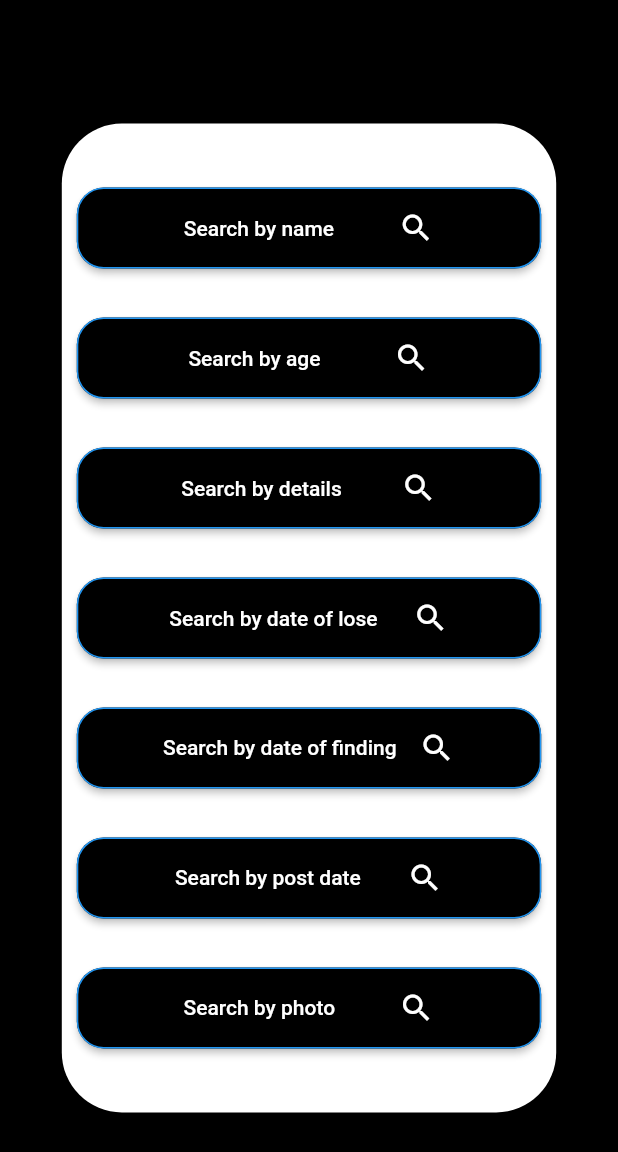
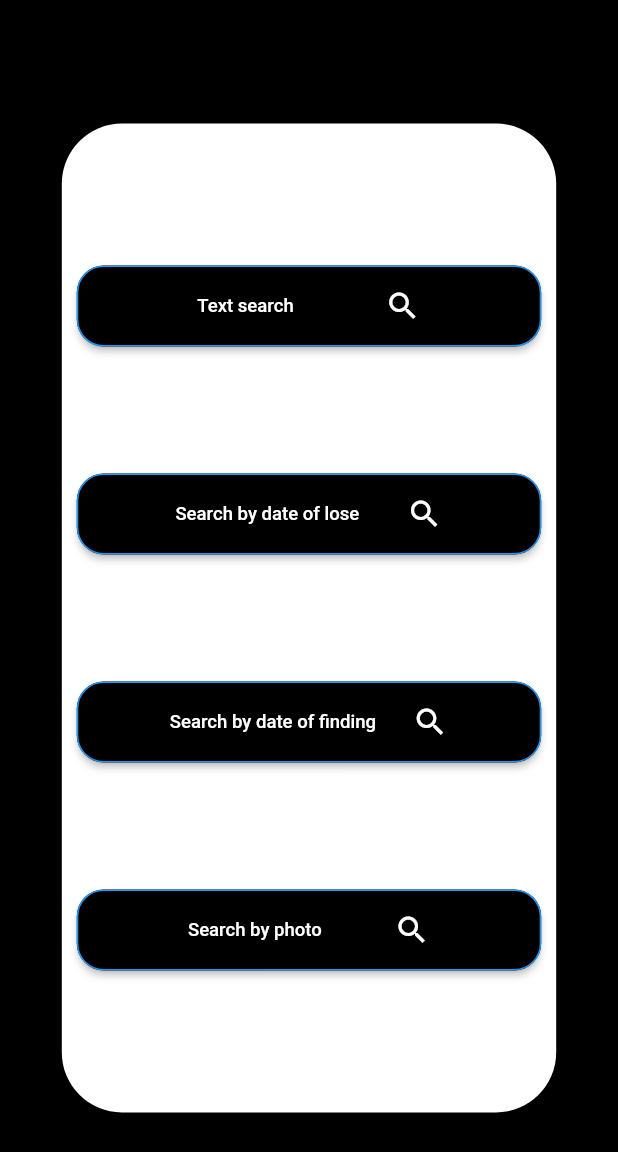
Before and after one commit to osamaOmran1917/Find-Me, a Flutter app: the SearchScreen screen opened by its route, on a phone screen of 412 x 824 dp. Shown: the top 1152 px of the screen. Run offline on Flutter 3.47's test engine with Material 2 defaults, Android fonts, the light colour scheme and no system bars; our stand-ins replace cloud_firestore, firebase_auth, firebase_core, image_picker, intl_phone_number_input; missing offline and left inert: flutter_animator; accounts and stored records are empty.

Commit message:
Text Search Done ✔

```diff
--- a/lib/ui/home/home_tab/search_screen/search_screen.dart
+++ b/lib/ui/home/home_tab/search_screen/search_screen.dart
@@ -1,5 +1,11 @@
+import 'package:find_me_ii/data_base/missing_person.dart';
 import 'package:find_me_ii/my_theme.dart';
 import 'package:flutter/material.dart';
+
+import '../../../../data_base/my_database.dart';
+import '../../../../shared_data.dart';
+import '../../latest_lost_tab/post_details.dart';
+import '../../latest_lost_tab/post_widget.dart';
 
 class SearchScreen extends StatelessWidget {
   static const String routeName = 'Search Screen';
@@ -21,62 +27,18 @@ class SearchScreen extends StatelessWidget {
             crossAxisAlignment: CrossAxisAlignment.stretch,
             children: [
               ElevatedButton(
-                onPressed: () {},
-                child: Row(
-                  mainAxisAlignment: MainAxisAlignment.spaceAround,
-                  children: [Text('Search by name'), Icon(Icons.search)],
-                ),
-                style: ButtonStyle(
-                  shape: MaterialStateProperty.all<RoundedRectangleBorder>(
-                      RoundedRectangleBorder(
-                          borderRadius: BorderRadius.circular(18.0),
-                          side: BorderSide(color: MyTheme.tertiaryColor))),
-                  backgroundColor:
-                      MaterialStateProperty.all(MyTheme.secondaryColor),
-                  padding: MaterialStateProperty.all(
-                      EdgeInsets.symmetric(horizontal: 50, vertical: 15)),
-                ),
-              ),
-              ElevatedButton(
-                onPressed: () {},
-                child: Row(
-                  mainAxisAlignment: MainAxisAlignment.spaceAround,
-                  children: [Text('Search by age'), Icon(Icons.search)],
-                ),
-                style: ButtonStyle(
-                  shape: MaterialStateProperty.all<RoundedRectangleBorder>(
-                      RoundedRectangleBorder(
-                          borderRadius: BorderRadius.circular(18.0),
-                          side: BorderSide(color: MyTheme.tertiaryColor))),
-                  backgroundColor:
-                      MaterialStateProperty.all(MyTheme.secondaryColor),
-                  padding: MaterialStateProperty.all(
-                      EdgeInsets.symmetric(horizontal: 50, vertical: 15)),
-                ),
-              ),
-              ElevatedButton(
-                onPressed: () {},
-                child: Row(
-                  mainAxisAlignment: MainAxisAlignment.spaceAround,
-                  children: [Text('Search by details'), Icon(Icons.search)],
-                ),
-                style: ButtonStyle(
-                  shape: MaterialStateProperty.all<RoundedRectangleBorder>(
-                      RoundedRectangleBorder(
-                          borderRadius: BorderRadius.circular(18.0),
-                          side: BorderSide(color: MyTheme.tertiaryColor))),
-                  backgroundColor:
-                      MaterialStateProperty.all(MyTheme.secondaryColor),
-                  padding: MaterialStateProperty.all(
-                      EdgeInsets.symmetric(horizontal: 50, vertical: 15)),
-                ),
-              ),
-              ElevatedButton(
-                onPressed: () {},
+                onPressed: () {
+                  showSearch(
+                      context: context, delegate: PersonSearchDelegate());
+                },
                 child: Row(
                   mainAxisAlignment: MainAxisAlignment.spaceAround,
                   children: [
-                    Text('Search by date of lose'),
+                    Text(
+                      'Text search',
+                      style: TextStyle(
+                          fontSize: MediaQuery.of(context).size.width * .03),
+                    ),
                     Icon(Icons.search)
                   ],
                 ),
@@ -96,7 +58,11 @@ class SearchScreen extends StatelessWidget {
                 child: Row(
                   mainAxisAlignment: MainAxisAlignment.spaceAround,
                   children: [
-                    Text('Search by date of finding'),
+                    Text(
+                      'Search by date of lose',
+                      style: TextStyle(
+                          fontSize: MediaQuery.of(context).size.width * .03),
+                    ),
                     Icon(Icons.search)
                   ],
                 ),
@@ -115,7 +81,14 @@ class SearchScreen extends StatelessWidget {
                 onPressed: () {},
                 child: Row(
                   mainAxisAlignment: MainAxisAlignment.spaceAround,
-                  children: [Text('Search by post date'), Icon(Icons.search)],
+                  children: [
+                    Text(
+                      'Search by date of finding',
+                      style: TextStyle(
+                          fontSize: MediaQuery.of(context).size.width * .03),
+                    ),
+                    Icon(Icons.search)
+                  ],
                 ),
                 style: ButtonStyle(
                   shape: MaterialStateProperty.all<RoundedRectangleBorder>(
@@ -132,7 +105,14 @@ class SearchScreen extends StatelessWidget {
                 onPressed: () {},
                 child: Row(
                   mainAxisAlignment: MainAxisAlignment.spaceAround,
-                  children: [Text('Search by photo'), Icon(Icons.search)],
+                  children: [
+                    Text(
+                      'Search by photo',
+                      style: TextStyle(
+                          fontSize: MediaQuery.of(context).size.width * .03),
+                    ),
+                    Icon(Icons.search)
+                  ],
                 ),
                 style: ButtonStyle(
                   shape: MaterialStateProperty.all<RoundedRectangleBorder>(
@@ -152,3 +132,74 @@ class SearchScreen extends StatelessWidget {
     );
   }
 }
+
+class PersonSearchDelegate extends SearchDelegate {
+  @override
+  List<Widget>? buildActions(BuildContext context) {
+    return [
+      IconButton(
+          onPressed: () {
+            showResults(context);
+          },
+          icon: Icon(Icons.search))
+    ];
+  }
+
+  @override
+  Widget? buildLeading(BuildContext context) {
+    return IconButton(
+        onPressed: () {
+          Navigator.pop(context);
+        },
+        icon: Icon(Icons.clear));
+  }
+
+  @override
+  Widget buildResults(BuildContext context) {
+    return FutureBuilder<List<MissingPerson>>(
+      builder: (buildContext, snapshot) {
+        if (snapshot.hasError) {
+          return Text('Error loading data, try again later.');
+        } else if (snapshot.connectionState == ConnectionState.waiting) {
+          return Center(
+            child: CircularProgressIndicator(color: MyTheme.secondaryColor),
+          );
+        }
+        var data = snapshot.data;
+        return ListView.builder(
+          itemBuilder: (buildContext, index) {
+            return data.isEmpty
+                ? Center(
+                    child: Text(
+                      'No Lost People',
+                      style: TextStyle(
+                          color: MyTheme.secondaryColor, fontSize: 30),
+                    ),
+                  )
+                : !(data[index].name!.contains(query) ||
+                        data[index].adress!.contains(query) ||
+                        data[index].gov!.contains(query) ||
+                        data[index].desc!.contains(query) ||
+                        data[index].age! == query)
+                    ? Container()
+                    : InkWell(
+                        onTap: () {
+                          Navigator.pushNamed(context, PostDetails.routeName,
+                              arguments: SharedData.missingPerson =
+                                  data[index]);
+                          print(data![index].id);
+                        },
+                        child: PostWidget(data![index]));
+          },
+          itemCount: data!.length,
+        );
+      },
+      future: MyDataBase.getAllMissingPersons(),
+    );
+  }
+
+  @override
+  Widget buildSuggestions(BuildContext context) {
+    return Center(child: Text('Suggestions...'));
+  }
+}
```
